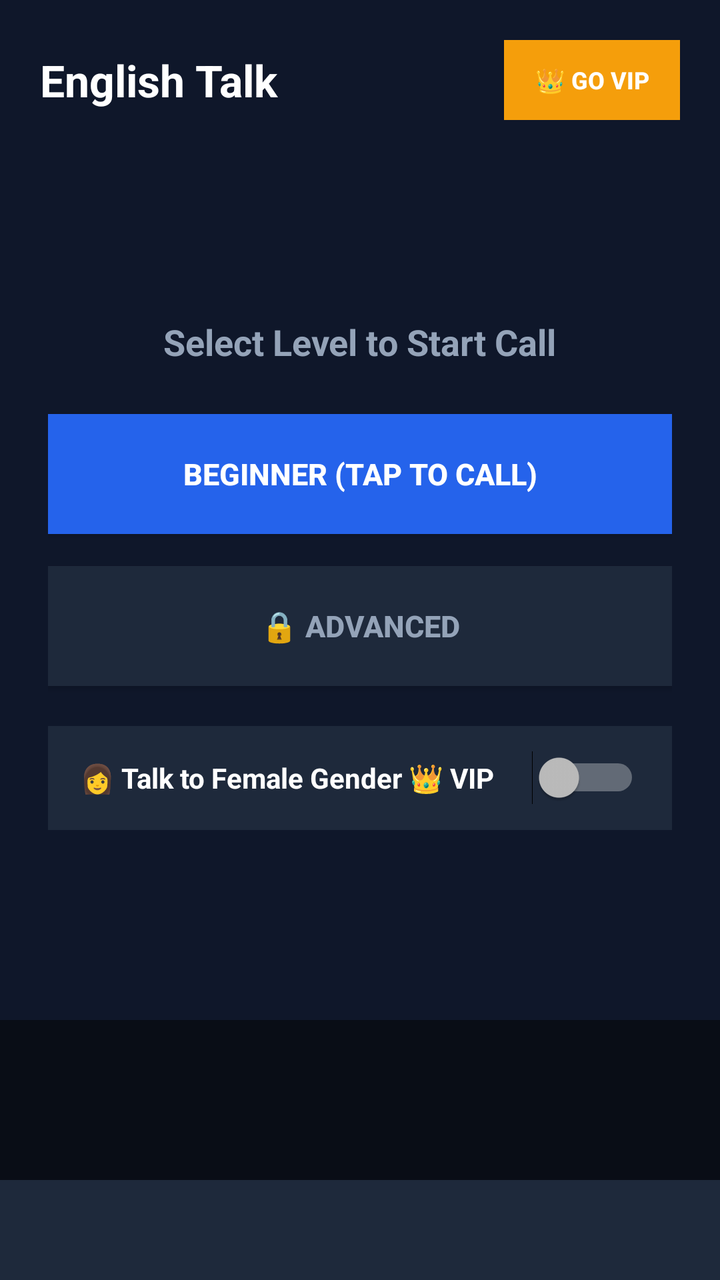
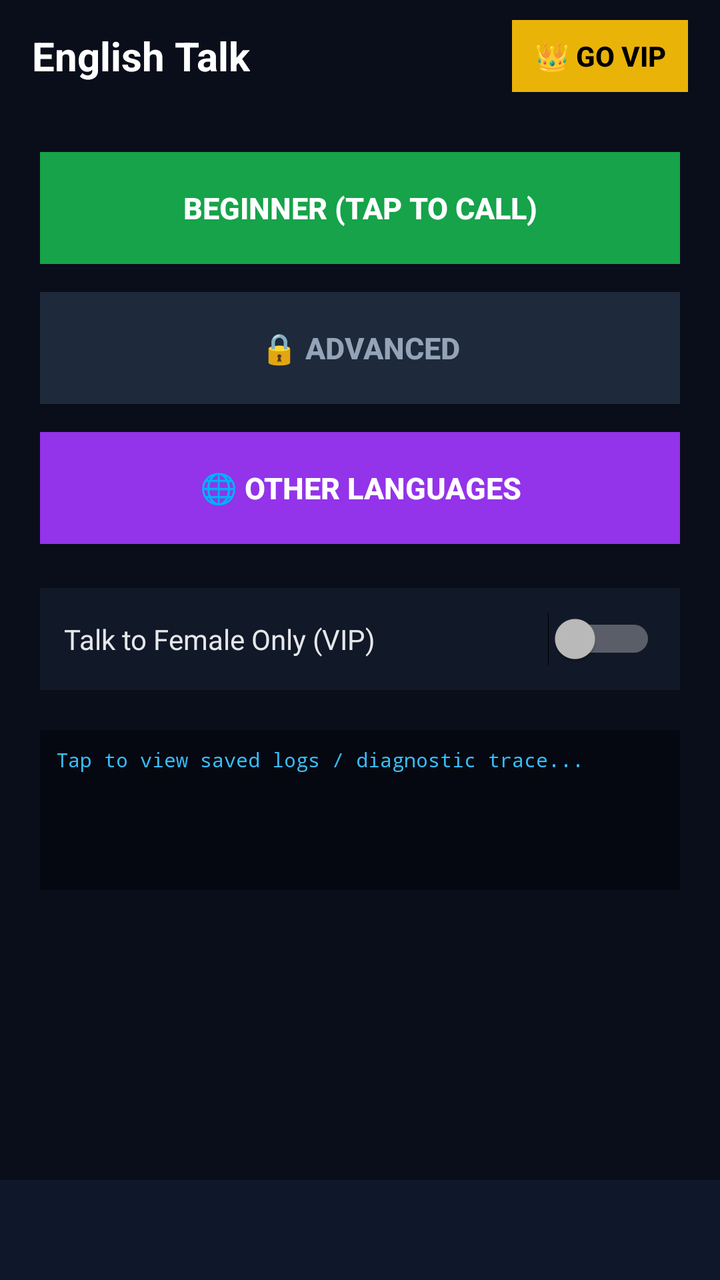

An Android layout rendered at two revisions. The XML below is the earlier revision; the diff shows what the commit changed to produce the second picture.
<!-- AndroidManifest.xml: application theme android:Theme.Material.NoActionBar -->
<!-- res/layout/activity_main.xml -->
<?xml version="1.0" encoding="utf-8"?>
<RelativeLayout 
    xmlns:android="http://schemas.android.com/apk/res/android"
    android:layout_width="match_parent"
    android:layout_height="match_parent"
    android:background="#0F172A">

    
    <RelativeLayout
        android:id="@+id/layoutHeader"
        android:layout_width="match_parent"
        android:layout_height="wrap_content"
        android:layout_alignParentTop="true"
        android:padding="20dp">

        <TextView
            android:id="@+id/tvAppTitle"
            android:layout_width="wrap_content"
            android:layout_height="wrap_content"
            android:layout_alignParentStart="true"
            android:layout_centerVertical="true"
            android:text="English Talk"
            android:textColor="#FFFFFF"
            android:textSize="22sp"
            android:textStyle="bold" />

        <Button
            android:id="@+id/btnVip"
            android:layout_width="wrap_content"
            android:layout_height="40dp"
            android:layout_alignParentEnd="true"
            android:layout_centerVertical="true"
            android:background="#F59E0B"
            android:text="👑 GO VIP"
            android:textColor="#FFFFFF"
            android:textSize="12sp"
            android:textStyle="bold" />
    </RelativeLayout>

    
    <FrameLayout
        android:id="@+id/layoutBannerAd"
        android:layout_width="match_parent"
        android:layout_height="50dp"
        android:layout_alignParentBottom="true"
        android:background="#1E293B" />

    
    <TextView
        android:id="@+id/tvConsoleLogs"
        android:layout_width="match_parent"
        android:layout_height="80dp"
        android:layout_above="@id/layoutBannerAd"
        android:background="#090D16"
        android:fontFamily="monospace"
        android:padding="6dp"
        android:scrollbars="vertical"
        android:textColor="#38BDF8"
        android:textSize="10sp" />

    
    <LinearLayout
        android:id="@+id/layoutDashboard"
        android:layout_width="match_parent"
        android:layout_height="match_parent"
        android:layout_above="@id/tvConsoleLogs"
        android:layout_below="@id/layoutHeader"
        android:gravity="center"
        android:orientation="vertical"
        android:paddingHorizontal="24dp"
        android:visibility="visible">

        <TextView
            android:layout_width="wrap_content"
            android:layout_height="wrap_content"
            android:layout_marginBottom="24dp"
            android:text="Select Level to Start Call"
            android:textColor="#94A3B8"
            android:textSize="18sp"
            android:textStyle="bold" />

        <Button
            android:id="@+id/btnBeginner"
            android:layout_width="match_parent"
            android:layout_height="60dp"
            android:layout_marginBottom="16dp"
            android:background="#2563EB"
            android:text="BEGINNER (TAP TO CALL)"
            android:textColor="#FFFFFF"
            android:textSize="15sp"
            android:textStyle="bold" />

        <Button
            android:id="@+id/btnAdvanced"
            android:layout_width="match_parent"
            android:layout_height="60dp"
            android:layout_marginBottom="20dp"
            android:background="#1E293B"
            android:text="🔒 ADVANCED"
            android:textColor="#94A3B8"
            android:textSize="15sp"
            android:textStyle="bold" />

        <LinearLayout
            android:layout_width="match_parent"
            android:layout_height="52dp"
            android:layout_marginBottom="16dp"
            android:background="#1E293B"
            android:gravity="center_vertical"
            android:orientation="horizontal"
            android:paddingHorizontal="16dp">

            <TextView
                android:layout_width="0dp"
                android:layout_height="wrap_content"
                android:layout_weight="1"
                android:text="👩 Talk to Female Gender 👑 VIP"
                android:textColor="#FFFFFF"
                android:textSize="14sp"
                android:textStyle="bold" />

            <Switch
                android:id="@+id/switchFemaleFilter"
                android:layout_width="wrap_content"
                android:layout_height="wrap_content" />
        </LinearLayout>

        <Button
            android:id="@+id/btnReconnectLast"
            android:layout_width="match_parent"
            android:layout_height="52dp"
            android:background="#059669"
            android:text="🔄 Reconnect to the Last Caller"
            android:textColor="#FFFFFF"
            android:textSize="14sp"
            android:textStyle="bold"
            android:visibility="gone" />

        <TextView
            android:id="@+id/tvLockProgressPopup"
            android:layout_width="match_parent"
            android:layout_height="wrap_content"
            android:layout_marginTop="16dp"
            android:background="#1E293B"
            android:gravity="center"
            android:padding="12dp"
            android:textColor="#38BDF8"
            android:textSize="13sp"
            android:textStyle="bold"
            android:visibility="gone" />
    </LinearLayout>

    
    <LinearLayout
        android:id="@+id/layoutSearching"
        android:layout_width="match_parent"
        android:layout_height="match_parent"
        android:layout_above="@id/tvConsoleLogs"
        android:layout_below="@id/layoutHeader"
        android:gravity="center"
        android:orientation="vertical"
        android:visibility="gone">

        <ProgressBar
            android:layout_width="64dp"
            android:layout_height="64dp" />

        <TextView
            android:id="@+id/tvSearchingStatus"
            android:layout_width="wrap_content"
            android:layout_height="wrap_content"
            android:layout_marginTop="24dp"
            android:text="Searching for a conversation partner..."
            android:textColor="#FFFFFF"
            android:textSize="16sp" />

        <Button
            android:id="@+id/btnCancelSearch"
            android:layout_width="wrap_content"
            android:layout_height="48dp"
            android:layout_marginTop="32dp"
            android:background="#EF4444"
            android:text="CANCEL SEARCH"
            android:textColor="#FFFFFF"
            android:textStyle="bold" />
    </LinearLayout>

    
    <LinearLayout
        android:id="@+id/layoutCall"
        android:layout_width="match_parent"
        android:layout_height="match_parent"
        android:layout_above="@id/tvConsoleLogs"
        android:layout_below="@id/layoutHeader"
        android:gravity="center"
        android:orientation="vertical"
        android:visibility="gone">

        <TextView
            android:id="@+id/tvCallPartnerName"
            android:layout_width="wrap_content"
            android:layout_height="wrap_content"
            android:text="Connected"
            android:textColor="#FFFFFF"
            android:textSize="22sp"
            android:textStyle="bold" />

        <TextView
            android:id="@+id/tvCallTimer"
            android:layout_width="wrap_content"
            android:layout_height="wrap_content"
            android:layout_marginTop="8dp"
            android:text="15:00"
            android:textColor="#38BDF8"
            android:textSize="32sp"
            android:textStyle="bold" />

        <LinearLayout
            android:layout_width="wrap_content"
            android:layout_height="wrap_content"
            android:layout_marginTop="36dp"
            android:orientation="horizontal">

            <Button
                android:id="@+id/btnMute"
                android:layout_width="60dp"
                android:layout_height="60dp"
                android:layout_marginEnd="16dp"
                android:background="#334155"
                android:text="🎤"
                android:textSize="18sp" />

            <Button
                android:id="@+id/btnSpeaker"
                android:layout_width="60dp"
                android:layout_height="60dp"
                android:layout_marginEnd="16dp"
                android:background="#334155"
                android:text="🔈"
                android:textSize="18sp" />

            <Button
                android:id="@+id/btnEndCall"
                android:layout_width="60dp"
                android:layout_height="60dp"
                android:background="#EF4444"
                android:text="📞"
                android:textSize="18sp" />
        </LinearLayout>
    </LinearLayout>

</RelativeLayout>
<!-- resources referenced by this layout -->
<resources>

</resources>

<!-- the commit's change to res/layout/activity_main.xml (unified diff, before → after) -->
@@ -1,41 +1,443 @@
 <?xml version="1.0" encoding="utf-8"?>
-<RelativeLayout 
-    xmlns:android="http://schemas.android.com/apk/res/android"
+<RelativeLayout xmlns:android="http://schemas.android.com/apk/res/android"
     android:layout_width="match_parent"
     android:layout_height="match_parent"
-    android:background="#0F172A">
+    android:background="#0A0E1A">
 
     
     <RelativeLayout
         android:id="@+id/layoutHeader"
         android:layout_width="match_parent"
-        android:layout_height="wrap_content"
-        android:layout_alignParentTop="true"
-        android:padding="20dp">
+        android:layout_height="56dp"
+        android:paddingHorizontal="16dp">
 
         <TextView
-            android:id="@+id/tvAppTitle"
             android:layout_width="wrap_content"
             android:layout_height="wrap_content"
-            android:layout_alignParentStart="true"
             android:layout_centerVertical="true"
             android:text="English Talk"
             android:textColor="#FFFFFF"
-            android:textSize="22sp"
+            android:textSize="20sp"
             android:textStyle="bold" />
 
         <Button
             android:id="@+id/btnVip"
             android:layout_width="wrap_content"
-            android:layout_height="40dp"
+            android:layout_height="36dp"
             android:layout_alignParentEnd="true"
             android:layout_centerVertical="true"
-            android:background="#F59E0B"
+            android:background="#EAB308"
             android:text="👑 GO VIP"
-            android:textColor="#FFFFFF"
-            android:textSize="12sp"
+            android:textColor="#000000"
             android:textStyle="bold" />
     </RelativeLayout>
+
+    
+    <FrameLayout
+        android:id="@+id/containerContent"
+        android:layout_width="match_parent"
+        android:layout_height="match_parent"
+        android:layout_above="@+id/layoutBannerAd"
+        android:layout_below="@id/layoutHeader">
+
+        
+        <ScrollView
+            android:layout_width="match_parent"
+            android:layout_height="match_parent"
+            android:fillViewport="true">
+
+            <LinearLayout
+                android:id="@+id/layoutDashboard"
+                android:layout_width="match_parent"
+                android:layout_height="wrap_content"
+                android:gravity="center_horizontal"
+                android:orientation="vertical"
+                android:padding="20dp">
+
+                <TextView
+                    android:id="@+id/tvLockProgressPopup"
+                    android:layout_width="match_parent"
+                    android:layout_height="wrap_content"
+                    android:layout_marginBottom="16dp"
+                    android:background="#DC2626"
+                    android:gravity="center"
+                    android:padding="12dp"
+                    android:text="Complete 20 calls (4+ mins each in Beginner) to unlock Advanced."
+                    android:textColor="#FFFFFF"
+                    android:textSize="13sp"
+                    android:textStyle="bold"
+                    android:visibility="gone" />
+
+                
+                <Button
+                    android:id="@+id/btnBeginner"
+                    android:layout_width="match_parent"
+                    android:layout_height="56dp"
+                    android:layout_marginBottom="14dp"
+                    android:background="#16A34A"
+                    android:text="BEGINNER (TAP TO CALL)"
+                    android:textColor="#FFFFFF"
+                    android:textSize="15sp"
+                    android:textStyle="bold" />
+
+                <Button
+                    android:id="@+id/btnAdvanced"
+                    android:layout_width="match_parent"
+                    android:layout_height="56dp"
+                    android:layout_marginBottom="14dp"
+                    android:background="#1E293B"
+                    android:text="🔒 ADVANCED"
+                    android:textColor="#94A3B8"
+                    android:textSize="15sp"
+                    android:textStyle="bold" />
+
+                
+                <Button
+                    android:id="@+id/btnOtherLanguages"
+                    android:layout_width="match_parent"
+                    android:layout_height="56dp"
+                    android:layout_marginBottom="14dp"
+                    android:background="#9333EA"
+                    android:text="🌐 OTHER LANGUAGES"
+                    android:textColor="#FFFFFF"
+                    android:textSize="15sp"
+                    android:textStyle="bold" />
+
+                
+                <Button
+                    android:id="@+id/btnReconnectLast"
+                    android:layout_width="match_parent"
+                    android:layout_height="50dp"
+                    android:layout_marginBottom="16dp"
+                    android:background="#0284C7"
+                    android:text="🔄 Reconnect to the Last Caller"
+                    android:textColor="#FFFFFF"
+                    android:textSize="14sp"
+                    android:textStyle="bold"
+                    android:visibility="gone" />
+
+                
+                <LinearLayout
+                    android:layout_width="match_parent"
+                    android:layout_height="wrap_content"
+                    android:layout_marginTop="8dp"
+                    android:background="#111827"
+                    android:gravity="center_vertical"
+                    android:orientation="horizontal"
+                    android:padding="12dp">
+
+                    <TextView
+                        android:layout_width="0dp"
+                        android:layout_height="wrap_content"
+                        android:layout_weight="1"
+                        android:text="Talk to Female Only (VIP)"
+                        android:textColor="#E5E7EB"
+                        android:textSize="14sp" />
+
+                    <Switch
+                        android:id="@+id/switchFemaleFilter"
+                        android:layout_width="wrap_content"
+                        android:layout_height="wrap_content" />
+                </LinearLayout>
+
+                
+                <TextView
+                    android:id="@+id/tvConsoleLogs"
+                    android:layout_width="match_parent"
+                    android:layout_height="80dp"
+                    android:layout_marginTop="20dp"
+                    android:background="#050811"
+                    android:fontFamily="monospace"
+                    android:padding="8dp"
+                    android:text="Tap to view saved logs / diagnostic trace..."
+                    android:textColor="#38BDF8"
+                    android:textSize="10sp" />
+            </LinearLayout>
+        </ScrollView>
+
+        
+        <ScrollView
+            android:id="@+id/layoutLanguages"
+            android:layout_width="match_parent"
+            android:layout_height="match_parent"
+            android:fillViewport="true"
+            android:visibility="gone">
+
+            <LinearLayout
+                android:layout_width="match_parent"
+                android:layout_height="wrap_content"
+                android:orientation="vertical"
+                android:padding="16dp">
+
+                <RelativeLayout
+                    android:layout_width="match_parent"
+                    android:layout_height="wrap_content"
+                    android:layout_marginBottom="16dp">
+
+                    <Button
+                        android:id="@+id/btnBackFromLanguages"
+                        android:layout_width="wrap_content"
+                        android:layout_height="40dp"
+                        android:background="#334155"
+                        android:text="← BACK"
+                        android:textColor="#FFFFFF"
+                        android:textStyle="bold" />
+
+                    <TextView
+                        android:layout_width="wrap_content"
+                        android:layout_height="wrap_content"
+                        android:layout_centerInParent="true"
+                        android:text="Select Language"
+                        android:textColor="#FFFFFF"
+                        android:textSize="18sp"
+                        android:textStyle="bold" />
+                </RelativeLayout>
+
+                
+                <Button
+                    android:id="@+id/btnLangHindi"
+                    android:layout_width="match_parent"
+                    android:layout_height="50dp"
+                    android:layout_marginBottom="10dp"
+                    android:background="#1E293B"
+                    android:text="🇮🇳 HINDI"
+                    android:textColor="#FFFFFF"
+                    android:textSize="14sp"
+                    android:textStyle="bold" />
+
+                <Button
+                    android:id="@+id/btnLangPunjabi"
+                    android:layout_width="match_parent"
+                    android:layout_height="50dp"
+                    android:layout_marginBottom="10dp"
+                    android:background="#1E293B"
+                    android:text="🇮🇳 PUNJABI"
+                    android:textColor="#FFFFFF"
+                    android:textSize="14sp"
+                    android:textStyle="bold" />
+
+                <Button
+                    android:id="@+id/btnLangMarathi"
+                    android:layout_width="match_parent"
+                    android:layout_height="50dp"
+                    android:layout_marginBottom="10dp"
+                    android:background="#1E293B"
+                    android:text="🇮🇳 MARATHI"
+                    android:textColor="#FFFFFF"
+                    android:textSize="14sp"
+                    android:textStyle="bold" />
+
+                <Button
+                    android:id="@+id/btnLangBengali"
+                    android:layout_width="match_parent"
+                    android:layout_height="50dp"
+                    android:layout_marginBottom="10dp"
+                    android:background="#1E293B"
+                    android:text="🇮🇳 BENGALI"
+                    android:textColor="#FFFFFF"
+                    android:textSize="14sp"
+                    android:textStyle="bold" />
+
+                <Button
+                    android:id="@+id/btnLangBhojpuri"
+                    android:layout_width="match_parent"
+                    android:layout_height="50dp"
+                    android:layout_marginBottom="10dp"
+                    android:background="#1E293B"
+                    android:text="🇮🇳 BHOJPURI"
+                    android:textColor="#FFFFFF"
+                    android:textSize="14sp"
+                    android:textStyle="bold" />
+
+                <Button
+                    android:id="@+id/btnLangGujarati"
+                    android:layout_width="match_parent"
+                    android:layout_height="50dp"
+                    android:layout_marginBottom="10dp"
+                    android:background="#1E293B"
+                    android:text="🇮🇳 GUJARATI"
+                    android:textColor="#FFFFFF"
+                    android:textSize="14sp"
+                    android:textStyle="bold" />
+
+                <Button
+                    android:id="@+id/btnLangKannada"
+                    android:layout_width="match_parent"
+                    android:layout_height="50dp"
+                    android:layout_marginBottom="10dp"
+                    android:background="#1E293B"
+                    android:text="🇮🇳 KANNADA"
+                    android:textColor="#FFFFFF"
+                    android:textSize="14sp"
+                    android:textStyle="bold" />
+
+                <Button
+                    android:id="@+id/btnLangMalayalam"
+                    android:layout_width="match_parent"
+                    android:layout_height="50dp"
+                    android:layout_marginBottom="10dp"
+                    android:background="#1E293B"
+                    android:text="🇮🇳 MALAYALAM"
+                    android:textColor="#FFFFFF"
+                    android:textSize="14sp"
+                    android:textStyle="bold" />
+
+                <Button
+                    android:id="@+id/btnLangTamil"
+                    android:layout_width="match_parent"
+                    android:layout_height="50dp"
+                    android:layout_marginBottom="10dp"
+                    android:background="#1E293B"
+                    android:text="🇮🇳 TAMIL"
+                    android:textColor="#FFFFFF"
+                    android:textSize="14sp"
+                    android:textStyle="bold" />
+
+                <Button
+                    android:id="@+id/btnLangTelugu"
+                    android:layout_width="match_parent"
+                    android:layout_height="50dp"
+                    android:layout_marginBottom="10dp"
+                    android:background="#1E293B"
+                    android:text="🇮🇳 TELUGU"
+                    android:textColor="#FFFFFF"
+                    android:textSize="14sp"
+                    android:textStyle="bold" />
+
+                <Button
+                    android:id="@+id/btnLangUrdu"
+                    android:layout_width="match_parent"
+                    android:layout_height="50dp"
+                    android:layout_marginBottom="10dp"
+                    android:background="#1E293B"
+                    android:text="🇮🇳 URDU"
+                    android:textColor="#FFFFFF"
+                    android:textSize="14sp"
+                    android:textStyle="bold" />
+
+                <Button
+                    android:id="@+id/btnLangArabic"
+                    android:layout_width="match_parent"
+                    android:layout_height="50dp"
+                    android:layout_marginBottom="16dp"
+                    android:background="#1E293B"
+                    android:text="🇦🇪 ARABIC"
+                    android:textColor="#FFFFFF"
+                    android:textSize="14sp"
+                    android:textStyle="bold" />
+            </LinearLayout>
+        </ScrollView>
+
+        
+        <LinearLayout
+            android:id="@+id/layoutSearching"
+            android:layout_width="match_parent"
+            android:layout_height="match_parent"
+            android:gravity="center"
+            android:orientation="vertical"
+            android:padding="24dp"
+            android:visibility="gone">
+
+            <ProgressBar
+                android:layout_width="64dp"
+                android:layout_height="64dp"
+                android:layout_marginBottom="24dp" />
+
+            <TextView
+                android:id="@+id/tvSearchingStatus"
+                android:layout_width="wrap_content"
+                android:layout_height="wrap_content"
+                android:layout_marginBottom="32dp"
+                android:gravity="center"
+                android:text="Searching for a conversation partner..."
+                android:textColor="#FFFFFF"
+                android:textSize="16sp" />
+
+            <Button
+                android:id="@+id/btnCancelSearch"
+                android:layout_width="200dp"
+                android:layout_height="48dp"
+                android:background="#EF4444"
+                android:text="CANCEL SEARCH"
+                android:textColor="#FFFFFF"
+                android:textStyle="bold" />
+        </LinearLayout>
+
+        
+        <LinearLayout
+            android:id="@+id/layoutCall"
+            android:layout_width="match_parent"
+            android:layout_height="match_parent"
+            android:gravity="center_horizontal"
+            android:orientation="vertical"
+            android:padding="24dp"
+            android:visibility="gone">
+
+            <TextView
+                android:id="@+id/tvCallPartnerName"
+                android:layout_width="wrap_content"
+                android:layout_height="wrap_content"
+                android:layout_marginTop="40dp"
+                android:text="Connected"
+                android:textColor="#FFFFFF"
+                android:textSize="22sp"
+                android:textStyle="bold" />
+
+            <TextView
+                android:id="@+id/tvCallTimer"
+                android:layout_width="wrap_content"
+                android:layout_height="wrap_content"
+                android:layout_marginTop="16dp"
+                android:text="00:00"
+                android:textColor="#38BDF8"
+                android:textSize="36sp"
+                android:textStyle="bold" />
+
+            <View
+                android:layout_width="match_parent"
+                android:layout_height="0dp"
+                android:layout_weight="1" />
+
+            
+            <LinearLayout
+                android:layout_width="match_parent"
+                android:layout_height="wrap_content"
+                android:gravity="center"
+                android:orientation="horizontal">
+
+                <Button
+                    android:id="@+id/btnMute"
+                    android:layout_width="64dp"
+                    android:layout_height="64dp"
+                    android:layout_marginEnd="24dp"
+                    android:background="#334155"
+                    android:text="🎤"
+                    android:textSize="22sp" />
+
+                <Button
+                    android:id="@+id/btnSpeaker"
+                    android:layout_width="64dp"
+                    android:layout_height="64dp"
+                    android:layout_marginStart="24dp"
+                    android:background="#334155"
+                    android:text="🔈"
+                    android:textSize="22sp" />
+            </LinearLayout>
+
+            <Button
+                android:id="@+id/btnEndCall"
+                android:layout_width="match_parent"
+                android:layout_height="54dp"
+                android:layout_marginTop="40dp"
+                android:layout_marginBottom="24dp"
+                android:background="#DC2626"
+                android:text="END CALL"
+                android:textColor="#FFFFFF"
+                android:textSize="16sp"
+                android:textStyle="bold" />
+        </LinearLayout>
+
+    </FrameLayout>
 
     
     <FrameLayout
@@ -43,210 +445,6 @@
         android:layout_width="match_parent"
         android:layout_height="50dp"
         android:layout_alignParentBottom="true"
-        android:background="#1E293B" />
-
-    
-    <TextView
-        android:id="@+id/tvConsoleLogs"
-        android:layout_width="match_parent"
-        android:layout_height="80dp"
-        android:layout_above="@id/layoutBannerAd"
-        android:background="#090D16"
-        android:fontFamily="monospace"
-        android:padding="6dp"
-        android:scrollbars="vertical"
-        android:textColor="#38BDF8"
-        android:textSize="10sp" />
-
-    
-    <LinearLayout
-        android:id="@+id/layoutDashboard"
-        android:layout_width="match_parent"
-        android:layout_height="match_parent"
-        android:layout_above="@id/tvConsoleLogs"
-        android:layout_below="@id/layoutHeader"
-        android:gravity="center"
-        android:orientation="vertical"
-        android:paddingHorizontal="24dp"
-        android:visibility="visible">
-
-        <TextView
-            android:layout_width="wrap_content"
-            android:layout_height="wrap_content"
-            android:layout_marginBottom="24dp"
-            android:text="Select Level to Start Call"
-            android:textColor="#94A3B8"
-            android:textSize="18sp"
-            android:textStyle="bold" />
-
-        <Button
-            android:id="@+id/btnBeginner"
-            android:layout_width="match_parent"
-            android:layout_height="60dp"
-            android:layout_marginBottom="16dp"
-            android:background="#2563EB"
-            android:text="BEGINNER (TAP TO CALL)"
-            android:textColor="#FFFFFF"
-            android:textSize="15sp"
-            android:textStyle="bold" />
-
-        <Button
-            android:id="@+id/btnAdvanced"
-            android:layout_width="match_parent"
-            android:layout_height="60dp"
-            android:layout_marginBottom="20dp"
-            android:background="#1E293B"
-            android:text="🔒 ADVANCED"
-            android:textColor="#94A3B8"
-            android:textSize="15sp"
-            android:textStyle="bold" />
-
-        <LinearLayout
-            android:layout_width="match_parent"
-            android:layout_height="52dp"
-            android:layout_marginBottom="16dp"
-            android:background="#1E293B"
-            android:gravity="center_vertical"
-            android:orientation="horizontal"
-            android:paddingHorizontal="16dp">
-
-            <TextView
-                android:layout_width="0dp"
-                android:layout_height="wrap_content"
-                android:layout_weight="1"
-                android:text="👩 Talk to Female Gender 👑 VIP"
-                android:textColor="#FFFFFF"
-                android:textSize="14sp"
-                android:textStyle="bold" />
-
-            <Switch
-                android:id="@+id/switchFemaleFilter"
-                android:layout_width="wrap_content"
-                android:layout_height="wrap_content" />
-        </LinearLayout>
-
-        <Button
-            android:id="@+id/btnReconnectLast"
-            android:layout_width="match_parent"
-            android:layout_height="52dp"
-            android:background="#059669"
-            android:text="🔄 Reconnect to the Last Caller"
-            android:textColor="#FFFFFF"
-            android:textSize="14sp"
-            android:textStyle="bold"
-            android:visibility="gone" />
-
-        <TextView
-            android:id="@+id/tvLockProgressPopup"
-            android:layout_width="match_parent"
-            android:layout_height="wrap_content"
-            android:layout_marginTop="16dp"
-            android:background="#1E293B"
-            android:gravity="center"
-            android:padding="12dp"
-            android:textColor="#38BDF8"
-            android:textSize="13sp"
-            android:textStyle="bold"
-            android:visibility="gone" />
-    </LinearLayout>
-
-    
-    <LinearLayout
-        android:id="@+id/layoutSearching"
-        android:layout_width="match_parent"
-        android:layout_height="match_parent"
-        android:layout_above="@id/tvConsoleLogs"
-        android:layout_below="@id/layoutHeader"
-        android:gravity="center"
-        android:orientation="vertical"
-        android:visibility="gone">
-
-        <ProgressBar
-            android:layout_width="64dp"
-            android:layout_height="64dp" />
-
-        <TextView
-            android:id="@+id/tvSearchingStatus"
-            android:layout_width="wrap_content"
-            android:layout_height="wrap_content"
-            android:layout_marginTop="24dp"
-            android:text="Searching for a conversation partner..."
-            android:textColor="#FFFFFF"
-            android:textSize="16sp" />
-
-        <Button
-            android:id="@+id/btnCancelSearch"
-            android:layout_width="wrap_content"
-            android:layout_height="48dp"
-            android:layout_marginTop="32dp"
-            android:background="#EF4444"
-            android:text="CANCEL SEARCH"
-            android:textColor="#FFFFFF"
-            android:textStyle="bold" />
-    </LinearLayout>
-
-    
-    <LinearLayout
-        android:id="@+id/layoutCall"
-        android:layout_width="match_parent"
-        android:layout_height="match_parent"
-        android:layout_above="@id/tvConsoleLogs"
-        android:layout_below="@id/layoutHeader"
-        android:gravity="center"
-        android:orientation="vertical"
-        android:visibility="gone">
-
-        <TextView
-            android:id="@+id/tvCallPartnerName"
-            android:layout_width="wrap_content"
-            android:layout_height="wrap_content"
-            android:text="Connected"
-            android:textColor="#FFFFFF"
-            android:textSize="22sp"
-            android:textStyle="bold" />
-
-        <TextView
-            android:id="@+id/tvCallTimer"
-            android:layout_width="wrap_content"
-            android:layout_height="wrap_content"
-            android:layout_marginTop="8dp"
-            android:text="15:00"
-            android:textColor="#38BDF8"
-            android:textSize="32sp"
-            android:textStyle="bold" />
-
-        <LinearLayout
-            android:layout_width="wrap_content"
-            android:layout_height="wrap_content"
-            android:layout_marginTop="36dp"
-            android:orientation="horizontal">
-
-            <Button
-                android:id="@+id/btnMute"
-                android:layout_width="60dp"
-                android:layout_height="60dp"
-                android:layout_marginEnd="16dp"
-                android:background="#334155"
-                android:text="🎤"
-                android:textSize="18sp" />
-
-            <Button
-                android:id="@+id/btnSpeaker"
-                android:layout_width="60dp"
-                android:layout_height="60dp"
-                android:layout_marginEnd="16dp"
-                android:background="#334155"
-                android:text="🔈"
-                android:textSize="18sp" />
-
-            <Button
-                android:id="@+id/btnEndCall"
-                android:layout_width="60dp"
-                android:layout_height="60dp"
-                android:background="#EF4444"
-                android:text="📞"
-                android:textSize="18sp" />
-        </LinearLayout>
-    </LinearLayout>
+        android:background="#0F172A" />
 
 </RelativeLayout>
